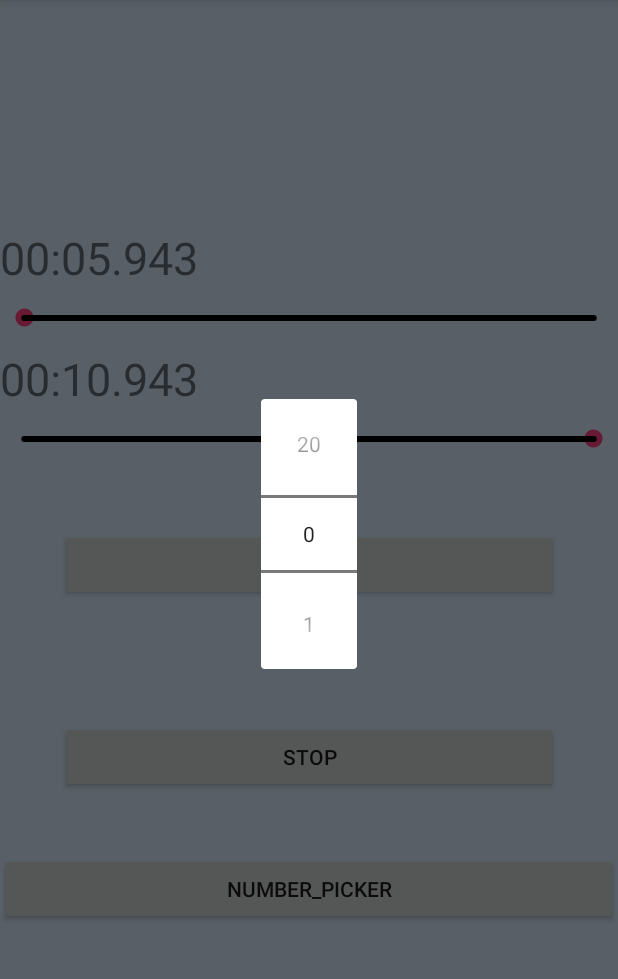
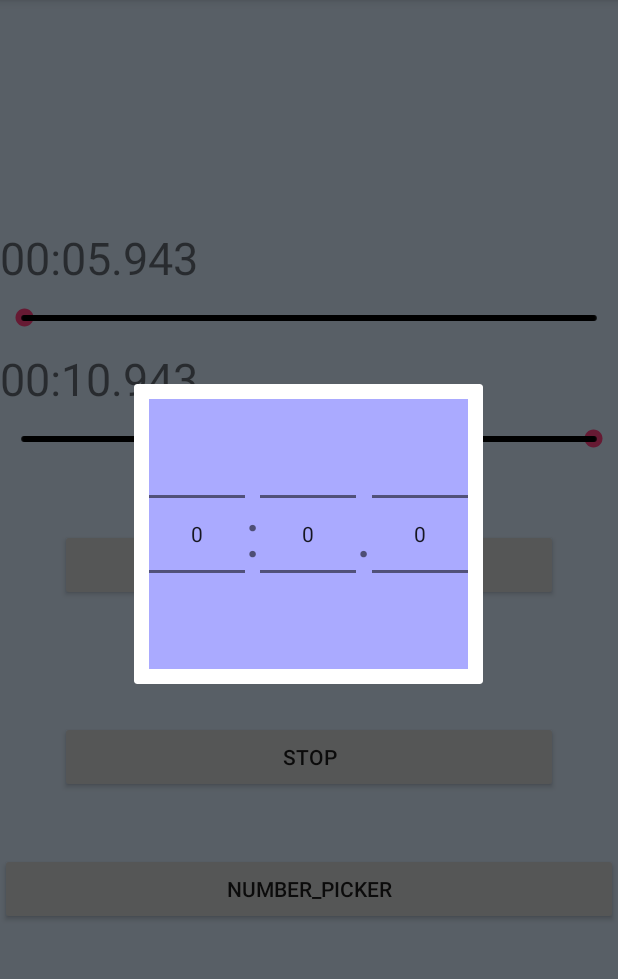
Before and after one commit to YukenNarumi/MusicPlayer, an Android app: the screen it shows after launch (MainActivity), after a tap on "NUMBER_PICKER", on a phone screen of 412 x 824 dp, the part 84-1063 px from its top. Run offline under Robolectric (Android 15) with nearby library versions, the phone set to English and light mode, and no system bars.

Commit message:
・追加:ループポイントの値をナンバーピッカーに送る機能 ・追加:ナンバーピッカーに「分:秒.ミリ秒」対応

```diff
--- a/app/src/main/java/com/example/yuken/musicplayer/MainActivity.java
+++ b/app/src/main/java/com/example/yuken/musicplayer/MainActivity.java
@@ -194,6 +194,14 @@ public class MainActivity extends AppCompatActivity implements Runnable {
         buttonNumberPicker.setOnClickListener(new View.OnClickListener() {
             @Override
             public void onClick(View v) {
+                // ダイアログに値を渡す
+                Bundle bundle = new Bundle();
+                bundle.putBoolean("OpenStart", true);
+                bundle.putInt("LoopPointStart", loopPointStart);
+                bundle.putInt("LoopPointEnd", loopPointEnd);
+                bundle.putInt("MusicLength", musicLength);
+                numberpickerDialogFragment.setArguments(bundle);
+
                 numberpickerDialogFragment.show(getSupportFragmentManager(), NumberPickerDialogFragment.class.getSimpleName());
             }
         });
--- a/app/src/main/java/com/example/yuken/musicplayer/NumberPickerDialogFragment.java
+++ b/app/src/main/java/com/example/yuken/musicplayer/NumberPickerDialogFragment.java
@@ -4,11 +4,60 @@ import android.app.Dialog;
 import android.os.Bundle;
 import android.support.annotation.NonNull;
 import android.support.v4.app.DialogFragment;
+import android.util.Log;
 import android.widget.NumberPicker;
 
 public class NumberPickerDialogFragment extends DialogFragment {
 
-    private NumberPicker mNumberPicer;
+    private NumberPicker numberpickerMinute;
+    private NumberPicker numberpickerSecond;
+    private NumberPicker numberpickerMilliSecond;
+
+    // 分秒ミリ秒の設定できる時間の算出
+    private int ConvertMaxTime(int minTime, int unitTime, int totalTime){
+        if(minTime < 0 || unitTime < 0 || totalTime < 0) {
+            return 0;
+        }
+        if(totalTime < minTime) {
+            return 0;
+        }
+        double _caluclate = Math.floor((double)totalTime / (double)minTime);
+        if(_caluclate < unitTime){
+            return (int)_caluclate;
+        }
+        // 実際に設定できるのは「0」からのため「-1」する
+        return unitTime - 1;
+    }
+    private int ConvertMaxTimeToMintes(int totalTime){
+        return ConvertMaxTime(60000, 60, totalTime);
+    }
+    private int ConvertMaxTimeToSecond(int totalTime){
+        return ConvertMaxTime(1000, 60, totalTime);
+    }
+    private int ConvertMaxTimeToMilliSecond(int totalTime){
+        return ConvertMaxTime(1, 1000, totalTime);
+    }
+
+    // 通常の分秒ミリ秒への時間の算出
+    private int ConvertTime(int minTime, int unitTime, int totalTime){
+        if(minTime < 0 || unitTime < 0 || totalTime < 0) {
+            return 0;
+        }
+        if(totalTime < minTime) {
+            return 0;
+        }
+        double _caluclate = Math.floor((double)totalTime / (double)minTime) % unitTime;
+        return (int)_caluclate;
+    }
+    private int ConvertTimeToMintes(int totalTime){
+        return ConvertTime(60000, 60, totalTime);
+    }
+    private int ConvertTimeToSecond(int totalTime){
+        return ConvertTime(1000, 60, totalTime);
+    }
+    private int ConvertTimeToMilliSecond(int totalTime){
+        return ConvertTime(1, 1000, totalTime);
+    }
 
     @NonNull
     @Override
@@ -16,12 +65,39 @@ public class NumberPickerDialogFragment extends DialogFragment {
         Dialog dialog = new Dialog(getActivity());
         dialog.setContentView(R.layout.dialog_numberpicker);
 
-        mNumberPicer = dialog.findViewById(R.id.numberPicker);
-        // 設定できる上限、下限を設定する
-        mNumberPicer.setMaxValue(20);
-        mNumberPicer.setMinValue(0);
-        // 初期値を設定する
-        mNumberPicer.setValue(0);
+        numberpickerMinute = dialog.findViewById(R.id.numberPickerMinute);
+        numberpickerMinute.setMinValue(0);
+
+        numberpickerSecond = dialog.findViewById(R.id.numberPickerSeconds);
+        numberpickerSecond.setMinValue(0);
+
+        numberpickerMilliSecond = dialog.findViewById(R.id.numberPickerMilliSecond);
+        numberpickerMilliSecond.setMinValue(0);
+
+
+        // 元画面から値を取得
+        ///
+        // TODO:動作確認用のログ出力
+        boolean testOpenStart = getArguments().getBoolean("OpenStart");
+        int testLoopPointStart = getArguments().getInt("LoopPointStart");
+        int testLoopPointEnd = getArguments().getInt("LoopPointEnd");
+        int testMusicLength = getArguments().getInt("MusicLength");
+        Log.v("テスト", "ダイアログ値渡しテスト:" + testOpenStart + "/" + testLoopPointStart + "/" + testLoopPointEnd + "/" + testMusicLength);
+        ///
+
+        int _musicLength = getArguments().getInt("MusicLength");
+        Log.v("テスト", "ダイアログ値渡しテスト:" + ConvertMaxTimeToMintes(_musicLength) + "/" + ConvertMaxTimeToSecond(_musicLength) + "/" + ConvertMaxTimeToMilliSecond(_musicLength));
+        numberpickerMinute.setMaxValue(ConvertMaxTimeToMintes(_musicLength));
+        numberpickerSecond.setMaxValue(ConvertMaxTimeToSecond(_musicLength));
+        numberpickerMilliSecond.setMaxValue(ConvertMaxTimeToMilliSecond(_musicLength));
+
+        // 現在の設定時間を反映
+        String _loopPointKey = (getArguments().getBoolean("OpenStart") ? "LoopPointStart" : "LoopPointEnd");
+        int _loopPoint = getArguments().getInt(_loopPointKey);
+        Log.v("テスト", "ダイアログ値渡しテスト:" + ConvertTimeToMintes(_loopPoint) + "/" + ConvertTimeToSecond(_loopPoint) + "/" + ConvertTimeToMilliSecond(_loopPoint));
+        numberpickerMinute.setValue(ConvertTimeToMintes(_loopPoint));
+        numberpickerSecond.setValue(ConvertTimeToSecond(_loopPoint));
+        numberpickerMilliSecond.setValue(ConvertTimeToMilliSecond(_loopPoint));
 
         return dialog;
     }
--- a/app/src/main/res/layout/dialog_numberpicker.xml
+++ b/app/src/main/res/layout/dialog_numberpicker.xml
@@ -6,9 +6,48 @@
     android:gravity="center"
     android:orientation="vertical">
 
-    <NumberPicker
-        android:id="@+id/numberPicker"
-        android:layout_width="wrap_content"
-        android:layout_height="wrap_content"/>
+    <LinearLayout
+        android:layout_width="match_parent"
+        android:layout_height="0dp"
+        android:layout_weight="1"
+        android:gravity="center"
+        android:layout_margin="10dp"
+        android:orientation="horizontal" >
+
+        <NumberPicker
+            android:id="@+id/numberPickerMinute"
+            android:layout_width="wrap_content"
+            android:layout_height="wrap_content"
+            android:background="#aaf" />
+
+        <TextView
+            android:layout_width="wrap_content"
+            android:layout_height="match_parent"
+            android:background="#aaf"
+            android:gravity="center"
+            android:text=":"
+            android:textSize="40sp" />
+
+        <NumberPicker
+            android:id="@+id/numberPickerSeconds"
+            android:layout_width="wrap_content"
+            android:layout_height="wrap_content"
+            android:background="#aaf" />
+
+        <TextView
+            android:layout_width="wrap_content"
+            android:layout_height="match_parent"
+            android:background="#aaf"
+            android:gravity="center"
+            android:text="."
+            android:textSize="40sp" />
+
+        <NumberPicker
+            android:id="@+id/numberPickerMilliSecond"
+            android:layout_width="wrap_content"
+            android:layout_height="wrap_content"
+            android:background="#aaf" />
+
+    </LinearLayout>
 
 </LinearLayout>
```
